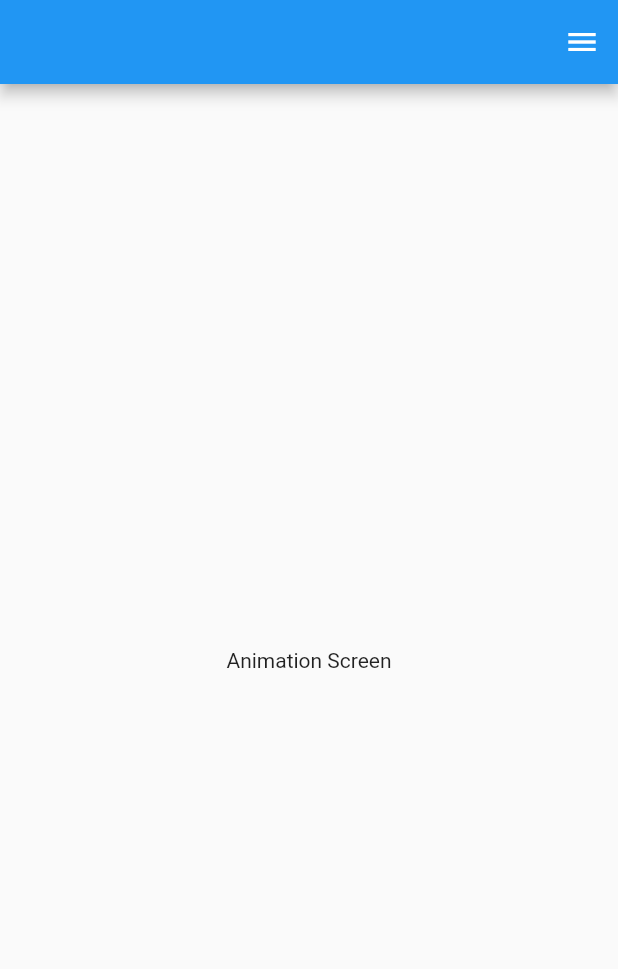
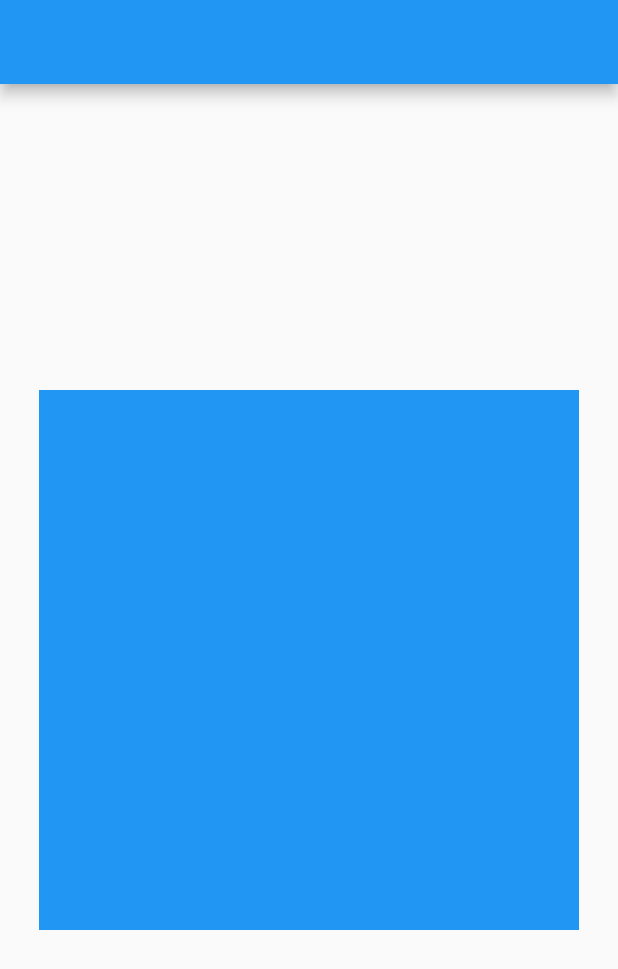
Before and after one commit to clean17/flutter-animation, a Flutter app: the screen it shows after launch, on a phone screen of 412 x 824 dp. Shown: the top 969 px of the screen. Run offline on Flutter 3.47's test engine with Material 2 defaults, Android fonts, the phone set to English and light mode, and no system bars.

Commit message:
AnimationController 간단한 사용

```diff
--- a/lib/main.dart
+++ b/lib/main.dart
@@ -9,71 +9,111 @@ class MyApp extends StatelessWidget {
 
   @override
   Widget build(BuildContext context) {
-    return MaterialApp(
+    return const MaterialApp(
       debugShowCheckedModeBanner: false,
-      home: MyHome(),
+      home: MyHome2(),
     );
   }
 }
 
-class MyHome extends StatefulWidget {
-  const MyHome({super.key});
+// class MyHome extends StatefulWidget {
+//   const MyHome({super.key});
+
+//   @override
+//   State<MyHome> createState() => _MyHomeState();
+// }
+
+// class _MyHomeState extends State<MyHome> {
+//   late Size size;
+//   bool isOpen = false;
+
+//   @override
+//   void initState() {
+//     // TODO: implement initState
+//     super.initState();
+//   }
+
+//   @override
+//   Widget build(BuildContext context) {
+//     size = MediaQuery.of(context).size;
+//     print("size width: ${size.width}");
+//     return Scaffold(
+//       appBar: AppBar(
+//         actions: [
+//           Padding(
+//             padding: const EdgeInsets.only(right: 12.0),
+//             child: InkWell(
+//               child: Icon(Icons.menu),
+//               onTap: () {
+//                 setState(() {
+//                   isOpen = !isOpen;
+//                 });
+//               },
+//             ),
+//           )
+//         ],
+//       ),
+//       // drawer: profileDrawer(),
+//       // endDrawer: Container(
+//       //   width: size.width * 0.6,
+//       //   color: Colors.lightBlue,
+//       // ),
+
+//       body: Stack(
+//         children: [
+//           Center(
+//             child: Text("Animation Screen"),
+//           ),
+//           AnimatedContainer(
+//             curve: Curves.fastLinearToSlowEaseIn,
+//             duration: Duration(seconds: 1),
+//             height: double.infinity,
+//             width: size.width * 0.7,
+//             color: Colors.blue,
+//             transform: Matrix4.translationValues(
+//                 isOpen ? size.width * 0.3 : size.width, 0, 0),
+//           )
+//         ],
+//       ),
+//     );
+//   }
+// }
+
+class MyHome2 extends StatefulWidget {
+  const MyHome2({super.key});
 
   @override
-  State<MyHome> createState() => _MyHomeState();
+  State<MyHome2> createState() => _MyHome2State();
 }
 
-class _MyHomeState extends State<MyHome> {
-  late Size size;
-  bool isOpen = false;
+class _MyHome2State extends State<MyHome2> with SingleTickerProviderStateMixin {
+  late AnimationController _animationController;
 
   @override
   void initState() {
-    // TODO: implement initState
     super.initState();
+    _animationController = AnimationController(
+      vsync: this, // SingleTickerProviderStateMixin 으로 에러 제거
+      duration: const Duration(seconds: 2),
+    );
+    _animationController.repeat();
   }
 
   @override
   Widget build(BuildContext context) {
-    size = MediaQuery.of(context).size;
-    print("size width: ${size.width}");
+    Animation<double> _animation =
+        Tween(begin: 0.0, end: 2.0).animate(_animationController);
     return Scaffold(
-      appBar: AppBar(
-        actions: [
-          Padding(
-            padding: const EdgeInsets.only(right: 12.0),
-            child: InkWell(
-              child: Icon(Icons.menu),
-              onTap: () {
-                setState(() {
-                  isOpen = !isOpen;
-                });
-              },
-            ),
-          )
-        ],
-      ),
-      // drawer: profileDrawer(),
-      // endDrawer: Container(
-      //   width: size.width * 0.6,
-      //   color: Colors.lightBlue,
-      // ),
-
-      body: Stack(
-        children: [
-          Center(
-            child: Text("Animation Screen"),
+      appBar: AppBar(),
+      body: Center(
+        child: ScaleTransition(
+          scale: _animation,
+          child: Container(
+            width: 200,
+            height: 200,
+            color: Colors.blue,
           ),
-          AnimatedContainer(
-            curve: Curves.fastLinearToSlowEaseIn,
-            duration: Duration(seconds: 1),
-            height: double.infinity,
-            width: size.width * 0.7,
-            color: Colors.blue,
-            transform: Matrix4.translationValues(
-                isOpen ? size.width * 0.3 : size.width, 0, 0),
-          )
-        ],
+        ),
       ),
     );
   }
```
